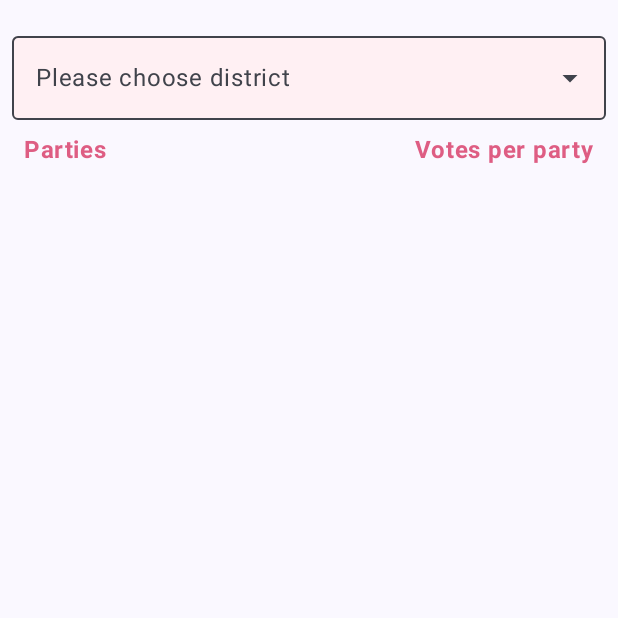
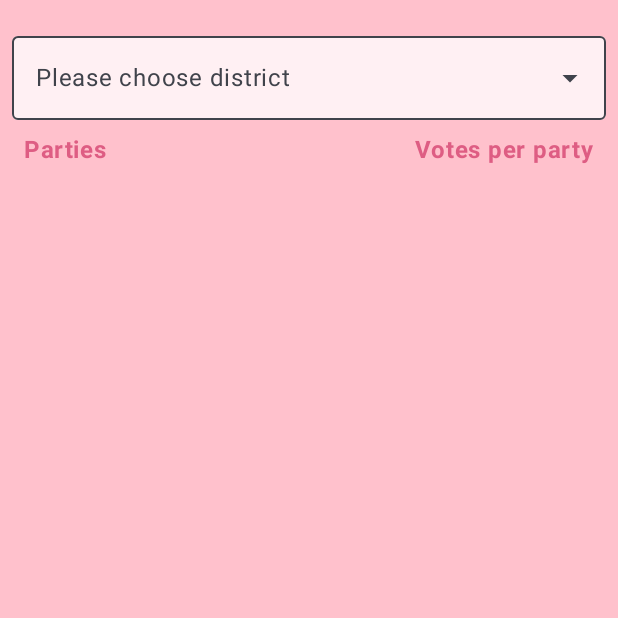
Before and after one commit to victoriakolsing/Alpakkaland, an Android app built with Jetpack Compose: the screen it shows after launch (MainActivity), on a phone screen of 412 x 824 dp, the top half of it. Run offline under Robolectric (Android 15) with nearby library versions, the phone set to English and light mode, and no system bars; pictures from the network do not load.

```diff
--- a/app/src/main/java/no/uio/ifi/in2000/victoryk/oblig2/MainActivity.kt
+++ b/app/src/main/java/no/uio/ifi/in2000/victoryk/oblig2/MainActivity.kt
@@ -4,7 +4,6 @@ import android.os.Bundle
 import androidx.activity.ComponentActivity
 import androidx.activity.compose.setContent
 import androidx.compose.foundation.layout.fillMaxSize
-import androidx.compose.material3.MaterialTheme
 import androidx.compose.material3.Surface
 import androidx.compose.ui.Modifier
 import androidx.compose.ui.graphics.Color
@@ -28,7 +27,7 @@ class MainActivity : ComponentActivity() {
 
                 Surface(
                     modifier = Modifier.fillMaxSize(),
-                    color = MaterialTheme.colorScheme.background
+                    color = LightPink
                 ) {
                     // NAVIGATION ---------------------------------------------------------------------------------------------------------------------
                     val navController = rememberNavController()
--- a/app/src/main/java/no/uio/ifi/in2000/victoryk/oblig2/ui/home/VoteList.kt
+++ b/app/src/main/java/no/uio/ifi/in2000/victoryk/oblig2/ui/home/VoteList.kt
@@ -25,12 +25,6 @@ fun VoteList(
 
     val partyUiState: HomeUiState by viewModel.partyList.collectAsState()
 
-    val votesUiState = when (district) {
-        "District 1" -> viewModel.districtOneUiState.collectAsState()
-        "District 2" -> viewModel.districtTwoUiState.collectAsState()
-        "District 3" -> viewModel.districtThreeUiState.collectAsState()
-        else -> viewModel.districtOneUiState.collectAsState() // Default or handle error
-    }.value
 
     Column( modifier = Modifier
             .fillMaxWidth()
@@ -51,7 +45,7 @@ fun VoteList(
             if (district == "District 1") {
                 val parties = partyUiState.parties
                 var counter = 0
-                votesUiState.districtOneVotes.let { listVotes ->
+                votesUiStateOne.districtOneVotes.let { listVotes ->
                     listVotes.forEach { districtVotes ->
                         Row(modifier = Modifier.padding(8.dp)){
                             Text(text = parties[counter].name)
@@ -66,7 +60,7 @@ fun VoteList(
             if (district == "District 2") {
                 val parties = partyUiState.parties
                 var counter = 0
-                votesUiStateOne.districtOneVotes.let { listVotes ->
+                votesUiStateTwo.districtOneVotes.let { listVotes ->
                     listVotes.forEach { districtVotes ->
                         Row(modifier = Modifier.padding(8.dp)) {
                             Text(text = parties[counter].name)
@@ -81,7 +75,7 @@ fun VoteList(
             if (district == "District 3") {
                 val parties = partyUiState.parties
                 var counter = 0
-                votesUiState.districtOneVotes.let { listVotes ->
+                votesUiStateThree.districtOneVotes.let { listVotes ->
                     listVotes.forEach { districtVotes ->
                         Row(modifier = Modifier.padding(8.dp)) {
                             Text(text = parties[counter].name)
```
